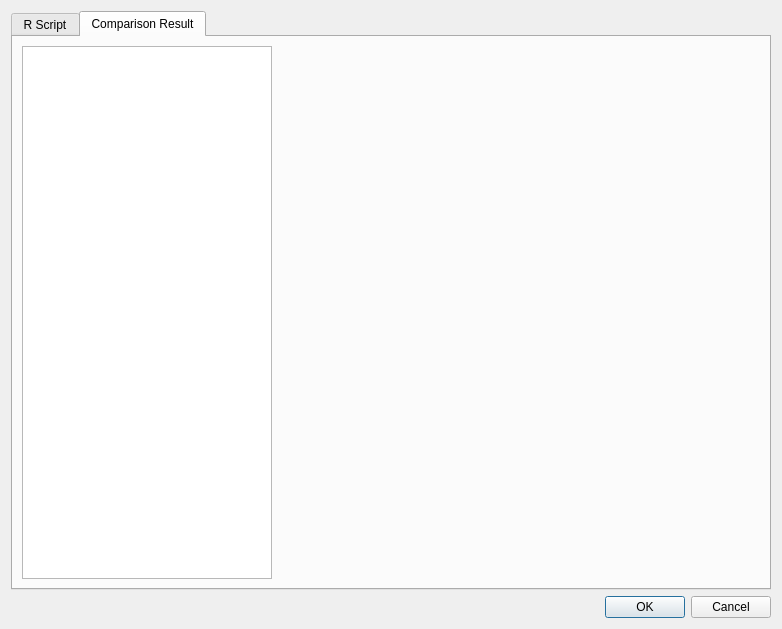
Qt form comparemodelsresultdialog.ui (qlands/cleaned-desktop) before a commit.
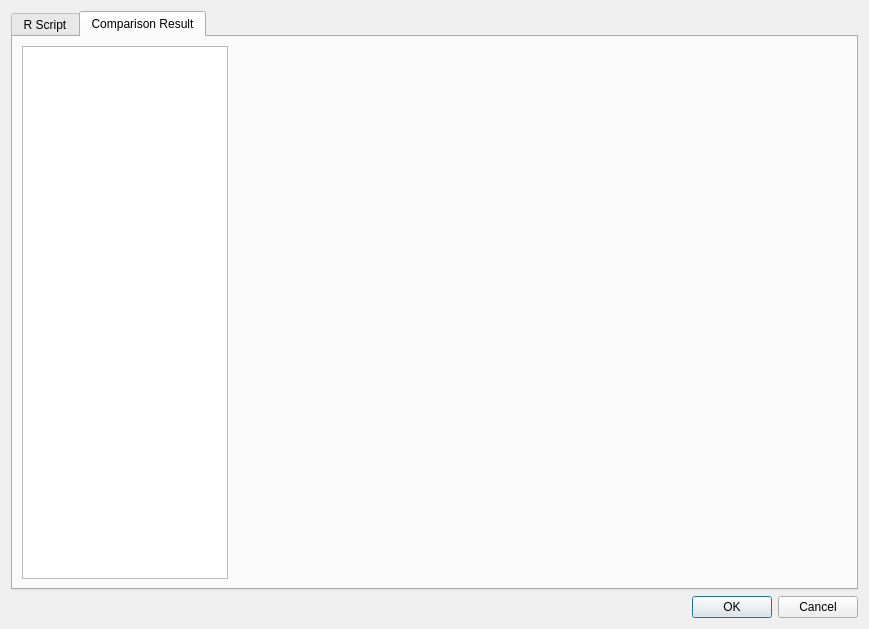
The same form after that commit. The open tabs and pages were chosen to show the change.

Commit message: Refine comparison UI

The edit to the form file:
```diff
--- a/comparemodelsresultdialog.ui
+++ b/comparemodelsresultdialog.ui
@@ -6,7 +6,7 @@
    <rect>
     <x>0</x>
     <y>0</y>
-    <width>782</width>
+    <width>869</width>
     <height>629</height>
    </rect>
   </property>
@@ -15,9 +15,15 @@
   </property>
   <layout class="QGridLayout" name="gridLayout">
    <item row="0" column="0">
-    <layout class="QHBoxLayout" name="horizontalLayout">
-     <item>
+    <layout class="QGridLayout" name="gridLayout_4">
+     <property name="spacing">
+      <number>0</number>
+     </property>
+     <item row="0" column="0">
       <widget class="QTabWidget" name="tabWidget">
+       <property name="enabled">
+        <bool>true</bool>
+       </property>
        <property name="currentIndex">
         <number>0</number>
        </property>
@@ -32,17 +38,26 @@
         </layout>
        </widget>
        <widget class="QWidget" name="tab_2">
+        <property name="enabled">
+         <bool>true</bool>
+        </property>
         <attribute name="title">
          <string>Comparison Result</string>
         </attribute>
         <layout class="QGridLayout" name="gridLayout_3">
          <item row="0" column="0">
-          <layout class="QHBoxLayout" name="horizontalLayout_2">
+          <layout class="QHBoxLayout" name="horizontalLayout_2" stretch="1,3">
+           <property name="spacing">
+            <number>0</number>
+           </property>
            <item>
             <widget class="QListWidget" name="pngList">
+             <property name="enabled">
+              <bool>true</bool>
+             </property>
              <property name="maximumSize">
               <size>
-               <width>250</width>
+               <width>16777215</width>
                <height>16777215</height>
               </size>
              </property>
```
Left out of the diff: 4 changed lines with no effect on the pictures. The commit also changes 2 other files.
